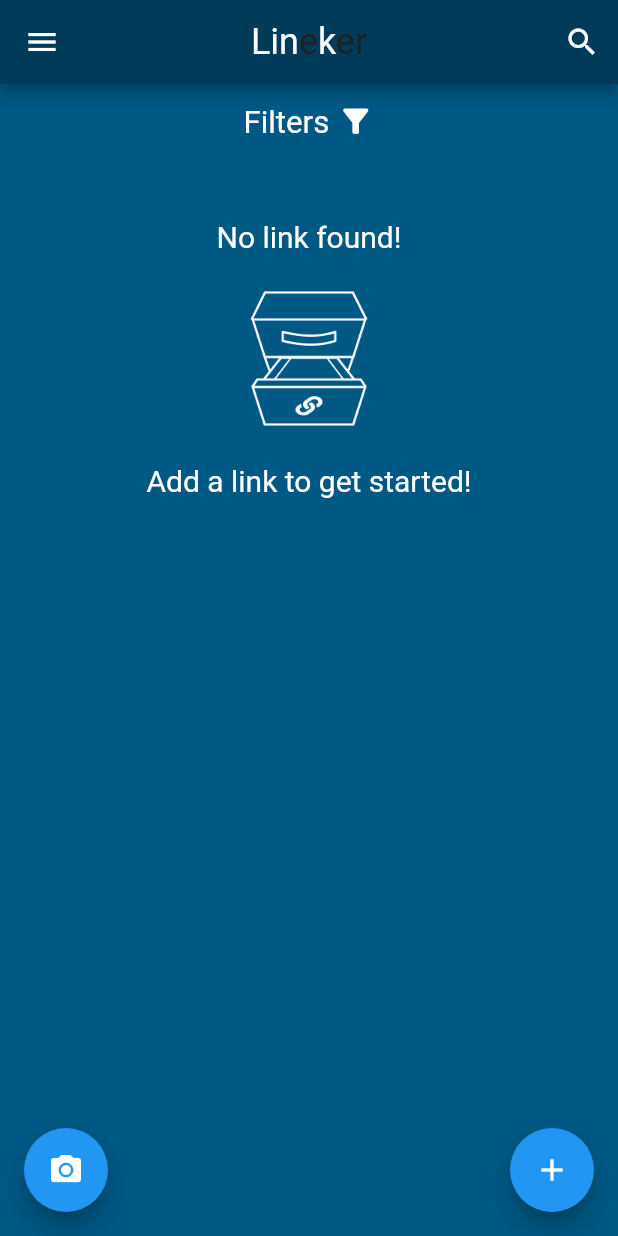
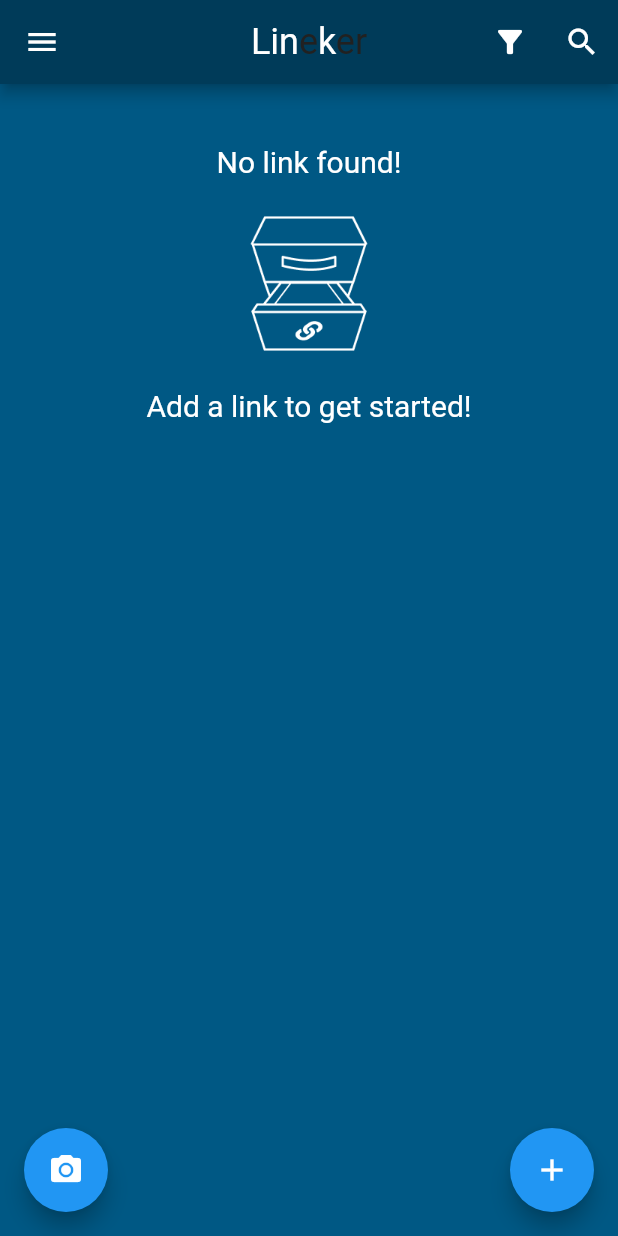
Before and after one commit to Blackoutseeker/Lineker-Mobile-Flutter, a Flutter app: the MainScreen screen opened by its route, on a phone screen of 412 x 824 dp. Run offline on Flutter 3.47's test engine with Material 2 defaults, Android fonts, the phone set to English and light mode, and no system bars; our stand-ins replace firebase_auth, firebase_core, firebase_database, flutter_mobx, font_awesome_flutter, get_it and 8 more; missing offline and left inert: qr_code_scanner; accounts and stored records are empty; generated files the repository leaves out were written again.

Commit message:
Moved the Filter Button to App Bar

```diff
--- a/lib/views/screens/main_screen.dart
+++ b/lib/views/screens/main_screen.dart
@@ -13,7 +13,6 @@ import '../../models/database/link_model.dart';
 
 import '../widgets/drawer_widget.dart';
 import '../widgets/title_widget.dart';
-import '../widgets/main/filter_button_widget.dart';
 import '../widgets/main/link_item_widget.dart';
 import '../widgets/main/add_modal_widget.dart';
 import '../widgets/main/void_link_widget.dart';
@@ -69,6 +68,10 @@ class _MainScreenState extends State<MainScreen> {
         });
       });
     }
+  }
+
+  void _navigateToFiltersScreen(BuildContext context) {
+    Navigator.of(context).pushReplacementNamed(AppRoutes.filters);
   }
 
   void switchAppBar() {
@@ -153,6 +156,10 @@ class _MainScreenState extends State<MainScreen> {
       centerTitle: true,
       actions: <IconButton>[
         IconButton(
+          icon: const Icon(Icons.filter_alt),
+          onPressed: () => _navigateToFiltersScreen(context),
+        ),
+        IconButton(
           icon: const Icon(Icons.search),
           onPressed: switchAppBar,
         ),
@@ -200,9 +207,7 @@ class _MainScreenState extends State<MainScreen> {
           key: const Key('Links Scaffold'),
           drawer: DrawerWidget(key: const Key('Drawer')),
           floatingActionButton: Padding(
-            padding: const EdgeInsets.only(
-              left: 32,
-            ),
+            padding: const EdgeInsets.only(left: 32),
             child: _isSearching
                 ? null
                 : Row(
@@ -238,7 +243,6 @@ class _MainScreenState extends State<MainScreen> {
           backgroundColor: Theme.of(context).scaffoldBackgroundColor,
           body: Column(
             children: <Widget>[
-              const FilterButtonWidget(),
               Expanded(
                 child: _links.isNotEmpty
                     ? StreamBuilder(
@@ -250,7 +254,7 @@ class _MainScreenState extends State<MainScreen> {
                             .child(filterStore.filter)
                             .onValue,
                         builder: (_, snapshot) => ListView.builder(
-                          padding: const EdgeInsets.only(bottom: 80),
+                          padding: const EdgeInsets.only(top: 10, bottom: 80),
                           controller: _scrollController,
                           itemCount: _filteredLinks.length,
                           itemBuilder: (_, index) => LinkItemWidget(
--- a/lib/views/widgets/main/filter_button_widget.dart
+++ /dev/null
@@ -1,41 +0,0 @@
-import 'package:flutter/material.dart';
-
-import '../../../models/routes/app_routes.dart';
-
-class FilterButtonWidget extends StatelessWidget {
-  const FilterButtonWidget({Key? key}) : super(key: key);
-
-  void _navigateToFiltersScreen(BuildContext context) {
-    Navigator.of(context).pushReplacementNamed(AppRoutes.filters);
-  }
-
-  @override
-  Widget build(BuildContext context) {
-    return SizedBox(
-      width: double.infinity,
-      height: 50,
-      child: FittedBox(
-        child: TextButton(
-          onPressed: () => _navigateToFiltersScreen(context),
-          child: Row(
-            children: const <Widget>[
-              Text(
-                'Filters',
-                style: TextStyle(
-                  color: Color(0xFFFFFFFF),
-                  fontSize: 20,
-                  fontWeight: FontWeight.normal,
-                ),
-              ),
-              SizedBox(width: 5),
-              Icon(
-                Icons.filter_alt,
-                color: Color(0xFFFFFFFF),
-              ),
-            ],
-          ),
-        ),
-      ),
-    );
-  }
-}
```
